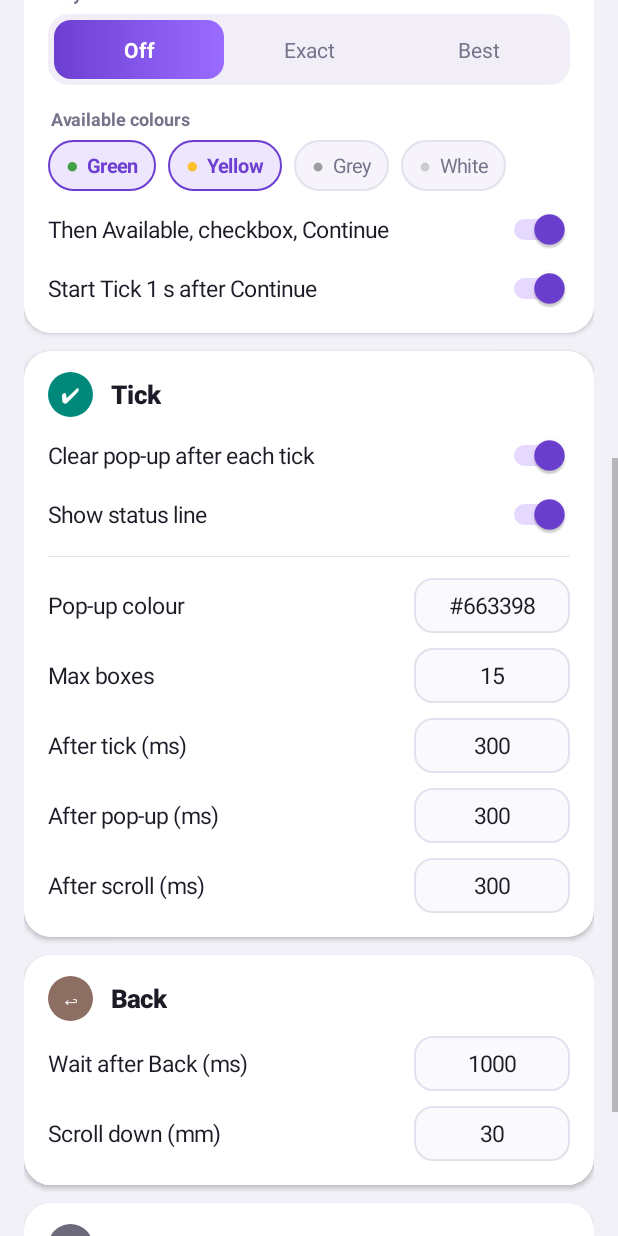
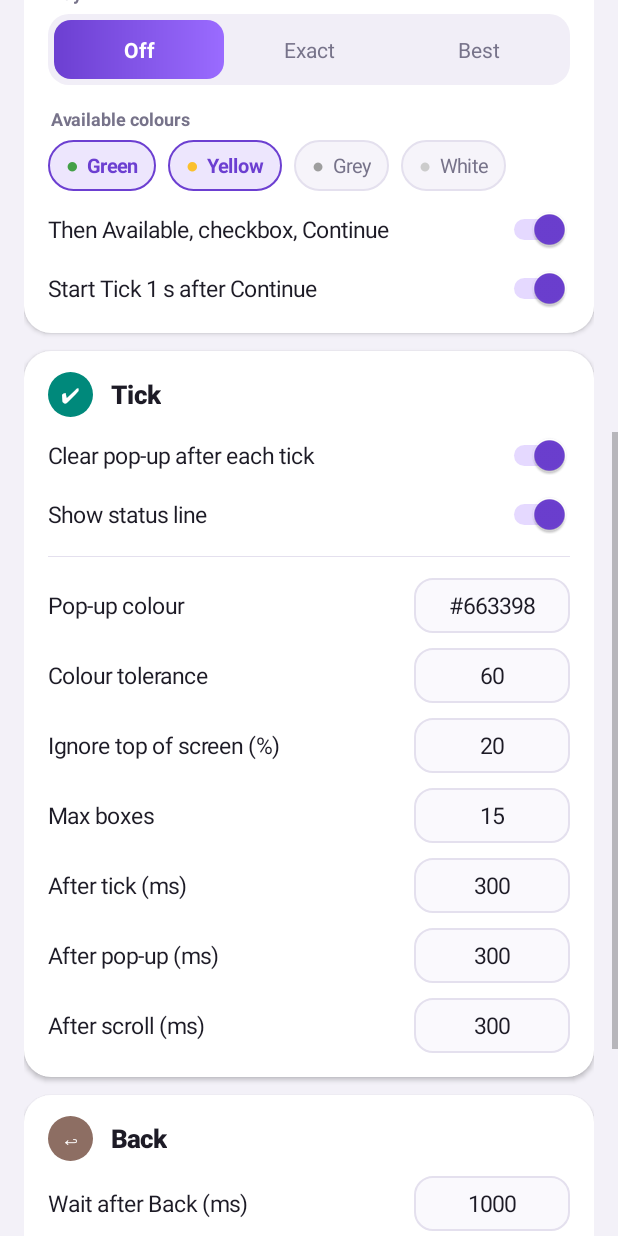
Before and after one commit to KunukuntlaGowtham/dummy, an Android app: the screen it shows after launch (MainActivity), scrolled down 576 dp, on a phone screen of 412 x 824 dp. Run offline under Robolectric (Android 15) with nearby library versions, the phone set to English and light mode, and no system bars.

Commit message:
Tick card: colour tolerance and ignore-top-% settings for pop-up clearing
Co-Authored-By: Claude Opus 5.5 <noreply@anthropic.com>
Claude-Session: https://claude.ai/code/session_018AbEdzrPwKunu1sSdK5ip9

```diff
--- a/app/src/main/java/com/kunukuntla/dropdownpicker/MainActivity.java
+++ b/app/src/main/java/com/kunukuntla/dropdownpicker/MainActivity.java
@@ -119,6 +119,8 @@ public class MainActivity extends Activity {
                     Integer c = parseColour(s);
                     if (c != null) tickPrefs(e -> e.putInt("colour", c));
                 }));
+        tick.addView(numberRow("Colour tolerance", tp.getInt("colourTol", 60), "colourTol", 0, 200));
+        tick.addView(numberRow("Ignore top of screen (%)", tp.getInt("skipTopPct", 20), "skipTopPct", 0, 90));
         tick.addView(numberRow("Max boxes", tp.getInt("maxBoxes", 15), "maxBoxes", 1, 500));
         tick.addView(numberRow("After tick (ms)", tp.getInt("tickWaitMs", 300), "tickWaitMs", 0, 10000));
         tick.addView(numberRow("After pop-up (ms)", tp.getInt("clearWaitMs", 300), "clearWaitMs", 0, 10000));
```
